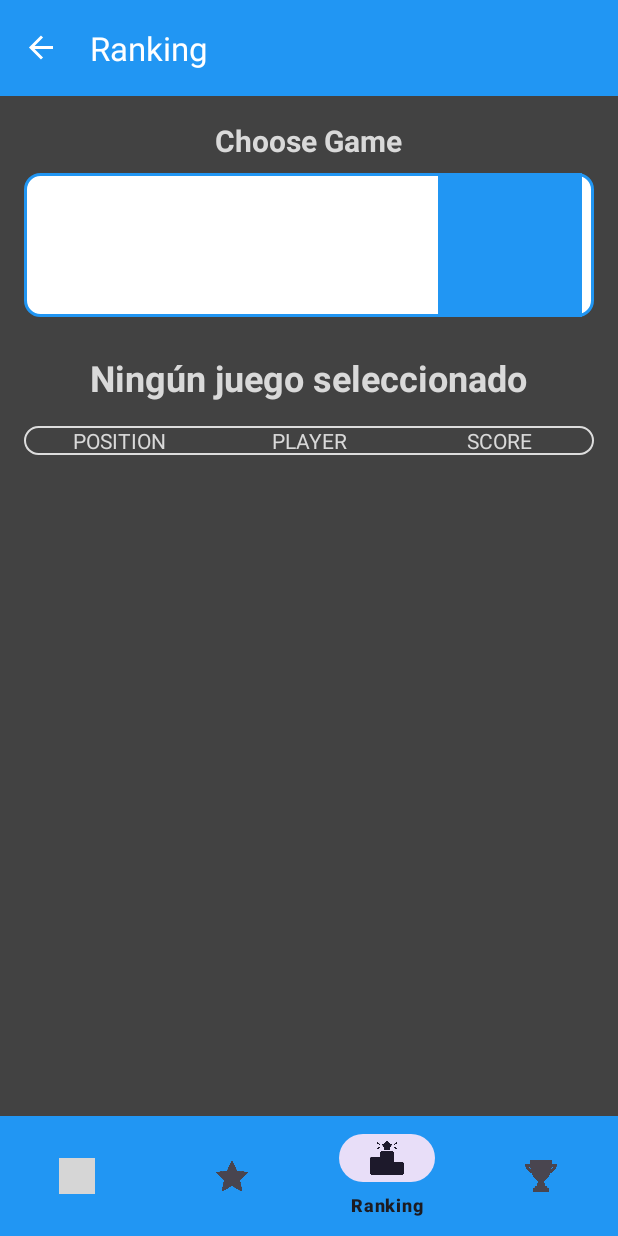
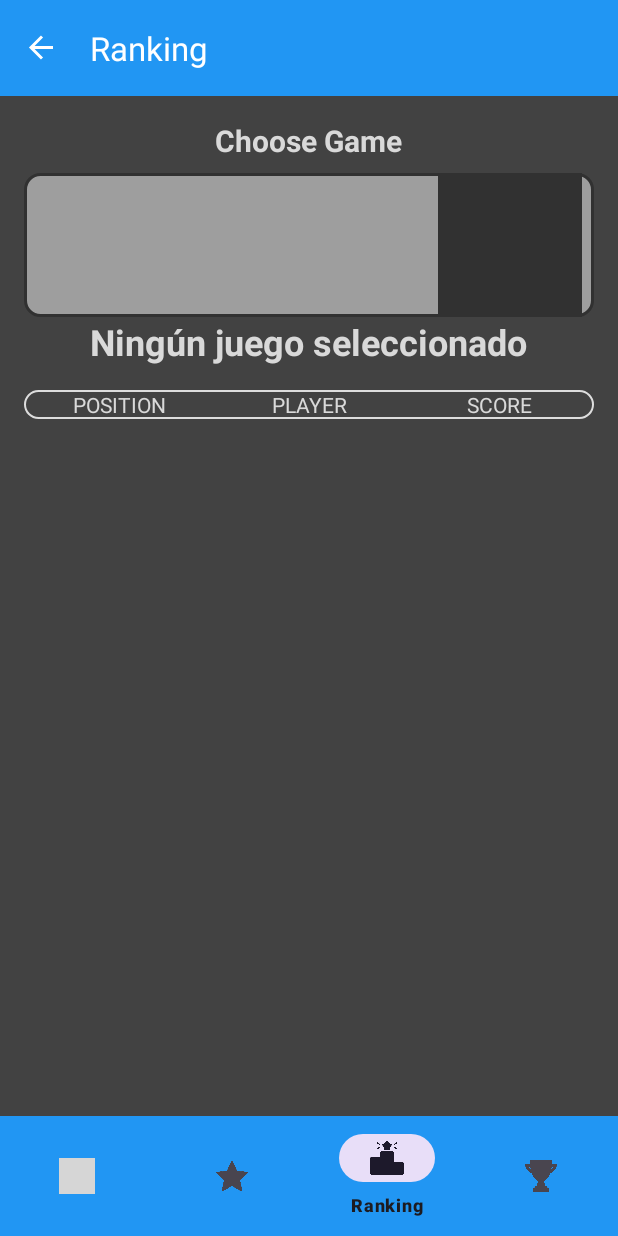
Before and after one commit to adolfoig/RetroPlay, an Android app: the RankingFragment screen opened through its navigation route, on a phone screen of 412 x 824 dp. Run offline under Robolectric (Android 15) with nearby library versions, the phone set to English and light mode, and no system bars; our stand-ins replace Firebase (no records; nobody signed in at launch, a user with empty details on screens opened directly), navigation-ui; pictures from the network do not load; grey boxes are pictures that could not be loaded.

Commit message:
configurado color de spinner

```diff
--- a/app/src/main/java/com/example/retroplay/RankingFragment.java
+++ b/app/src/main/java/com/example/retroplay/RankingFragment.java
@@ -1,6 +1,7 @@
 package com.example.retroplay;
 
 import android.content.Context;
+import android.graphics.Color;
 import android.graphics.Typeface;
 import android.graphics.drawable.Drawable;
 import android.os.Bundle;
@@ -93,15 +94,14 @@ public class RankingFragment extends Fragment {
     }
 
     private void configurarSpinner() {
-
         Context context = getContext();
-        if (context == null){
+        if (context == null) {
             return;
         }
 
         ArrayAdapter<Juego> adapter = new ArrayAdapter<Juego>(
                 context,
-                R.layout.spinner_item_selected,
+                R.layout.spinner_item_selected,  // Layout para el item seleccionado
                 listaJuegos) {
 
             @Override
@@ -109,25 +109,41 @@ public class RankingFragment extends Fragment {
                 View view = super.getView(position, convertView, parent);
                 TextView textView = view.findViewById(android.R.id.text1);
                 textView.setText(listaJuegos.get(position).getNombre());
+                textView.setTextColor(ContextCompat.getColor(getContext(), R.color.borde_gris));
                 return view;
             }
 
             @Override
             public View getDropDownView(int position, View convertView, ViewGroup parent) {
                 View view = super.getDropDownView(position, convertView, parent);
+                if (view == null) {
+                    view = LayoutInflater.from(getContext()).inflate(
+                            R.layout.spinner_dropbox_item, parent, false);
+                }
                 TextView textView = view.findViewById(android.R.id.text1);
                 textView.setText(listaJuegos.get(position).getNombre());
-                textView.setBackgroundColor(ContextCompat.getColor(getContext(), R.color.white));
+                textView.setTextColor(ContextCompat.getColor(getContext(), R.color.borde_gris));
+                // Fondo transparente para que se vea el gris_claro3 del popupBackground
+                textView.setBackgroundColor(Color.TRANSPARENT);
                 return view;
             }
         };
 
-        adapter.setDropDownViewResource(android.R.layout.simple_spinner_dropdown_item);
+        // Usa tu layout personalizado para los items del dropdown
+        adapter.setDropDownViewResource(R.layout.spinner_dropbox_item);
+
         binding.spinnerJuegos.setAdapter(adapter);
 
         binding.spinnerJuegos.setOnItemSelectedListener(new AdapterView.OnItemSelectedListener() {
             @Override
             public void onItemSelected(AdapterView<?> parent, View view, int position, long id) {
+                if (view != null) {
+                    TextView textView = view.findViewById(android.R.id.text1);
+                    if (textView != null) {
+                        textView.setTextColor(ContextCompat.getColor(getContext(), R.color.borde_gris));
+                    }
+                }
+
                 if (position == 0) {
                     binding.tvTituloJuego.setText("Ningún juego seleccionado");
                     limpiarTablaPuntuaciones();
--- a/app/src/main/res/drawable/spinner_background.xml
+++ b/app/src/main/res/drawable/spinner_background.xml
@@ -1,17 +1,34 @@
 <selector xmlns:android="http://schemas.android.com/apk/res/android">
+    <!-- Estado presionado (dropdown abierto) -->
+    <item android:state_pressed="true">
+        <layer-list>
+            <item>
+                <shape android:shape="rectangle">
+                    <corners android:radius="10dp"/>
+                    <solid android:color="@color/borde_gris"/> <!-- Color más oscuro cuando está presionado -->
+                    <stroke android:width="2dp" android:color="@color/gris_medio_oscuro"/>
+                </shape>
+            </item>
+            <item android:gravity="end|center_vertical" android:right="8dp">
+                <bitmap android:src="@drawable/ic_arrow_drop_down"
+                    android:tint="@color/borde_gris"/>
+            </item>
+        </layer-list>
+    </item>
+
+    <!-- Estado normal -->
     <item>
         <layer-list>
             <item>
                 <shape android:shape="rectangle">
                     <corners android:radius="10dp"/>
-                    <solid android:color="@color/white"/>
-                    <stroke android:width="2dp" android:color="@color/azul"/>
+                    <solid android:color="@color/gris_claro3"/>
+                    <stroke android:width="2dp" android:color="@color/borde_gris"/>
                 </shape>
             </item>
-            <!-- Flecha dropdown -->
             <item android:gravity="end|center_vertical" android:right="8dp">
                 <bitmap android:src="@drawable/ic_arrow_drop_down"
-                    android:tint="@color/azul"/>
+                    android:tint="@color/borde_gris"/>
             </item>
         </layer-list>
     </item>
--- /dev/null
+++ b/app/src/main/res/drawable/spinner_dropdown_background.xml
@@ -0,0 +1,6 @@
+<shape xmlns:android="http://schemas.android.com/apk/res/android"
+    android:shape="rectangle">
+    <solid android:color="@color/gris_claro3"/> <!-- Cambiado a gris_claro3 -->
+    <corners android:radius="8dp"/>
+    <stroke android:width="1dp" android:color="@color/borde_gris"/>
+</shape>
--- /dev/null
+++ b/app/src/main/res/drawable/spinner_dropdown_selector.xml
@@ -0,0 +1,7 @@
+<selector xmlns:android="http://schemas.android.com/apk/res/android">
+    <item android:state_selected="true"
+        android:drawable="@color/gris4"/> <!-- Color más oscuro para selección -->
+    <item android:state_pressed="true"
+        android:drawable="@color/gris4"/>
+    <item android:drawable="@android:color/transparent"/>
+</selector>
--- a/app/src/main/res/layout/fragment_ranking.xml
+++ b/app/src/main/res/layout/fragment_ranking.xml
@@ -27,10 +27,7 @@
         android:layout_width="match_parent"
         android:layout_height="wrap_content"
         style="@style/CustomSpinner"
-        android:spinnerMode="dropdown"
-        android:dropDownWidth="match_parent"
-        android:dropDownVerticalOffset="4dp"
-        android:layout_marginBottom="24dp"/>
+        android:spinnerMode="dropdown"/>>
 
     <!-- Título del juego seleccionado -->
     <TextView
--- a/app/src/main/res/layout/spinner_dropbox_item.xml
+++ b/app/src/main/res/layout/spinner_dropbox_item.xml
@@ -4,7 +4,7 @@
     android:layout_width="match_parent"
     android:layout_height="wrap_content"
     android:textSize="16sp"
-    android:textColor="@color/azul"
+    android:textColor="@color/borde_gris"
     android:padding="16dp"
-    android:background="@color/white"
+    android:background="@android:color/transparent"
     android:ellipsize="marquee"/>
--- a/app/src/main/res/layout/spinner_item_selected.xml
+++ b/app/src/main/res/layout/spinner_item_selected.xml
@@ -4,7 +4,8 @@
     android:layout_width="match_parent"
     android:layout_height="wrap_content"
     android:textSize="16sp"
-    android:textColor="@color/azul"
+    android:textColor="@color/borde_gris"
+    android:textStyle="bold"
     android:padding="2dp"
     android:singleLine="true"
     android:gravity="center_vertical|start"/>
--- a/app/src/main/res/values/colors.xml
+++ b/app/src/main/res/values/colors.xml
@@ -20,4 +20,5 @@
     <color name="textoLoginRegister">#434343</color>
     <color name="borde_gris">#313131</color>
     <color name="ranking">#A8F26D</color>
+    <color name="gris4">#474747</color>
 </resources>
--- a/app/src/main/res/values/styles.xml
+++ b/app/src/main/res/values/styles.xml
@@ -8,24 +8,20 @@
     </style>
 
     <style name="CustomSpinner" parent="Widget.MaterialComponents.TextInputLayout.OutlinedBox.ExposedDropdownMenu">
-    <item name="android:background">@drawable/spinner_background</item>
-    <item name="android:textColor">@color/azul</item>
-    <item name="android:padding">12dp</item>
-    <item name="android:textSize">16sp</item>
-    <!-- Flecha dropdown -->
-    <item name="materialThemeOverlay">@style/SpinnerThemeOverlay</item>
-</style>
+        <!-- Estilo base -->
+        <item name="android:background">@drawable/spinner_background</item>
+        <item name="android:textColor">@color/borde_gris</item>
+        <item name="android:textSize">16sp</item>
+        <item name="android:padding">12dp</item>
 
-    <style name="SpinnerThemeOverlay" parent="">
-        <item name="popupMenuStyle">@style/PopupMenuStyle</item>
-    </style>
+        <!-- Configuración del dropdown -->
+        <item name="android:popupBackground">@drawable/spinner_dropdown_background</item>
+        <item name="android:dropDownSelector">@drawable/spinner_dropdown_selector</item>
+        <item name="android:dropDownVerticalOffset">4dp</item>
+        <item name="android:dropDownWidth">match_parent</item>
 
-    <style name="PopupMenuStyle" parent="Widget.MaterialComponents.PopupMenu">
-        <item name="android:popupBackground">@color/white</item>
-    </style>
-
-    <style name="TextAppearance.Spinner" parent="TextAppearance.MaterialComponents.Body1">
-        <item name="android:textColor">@color/azul</item>
+        <!-- Elimina esta línea ya que puede causar conflicto -->
+        <!-- <item name="materialThemeOverlay">@style/SpinnerThemeOverlay</item> -->
     </style>
 
 
@@ -39,7 +35,7 @@
 
     <style name="TableHeaderStyle">
         <item name="android:textSize">14sp</item>
-        <item name="android:textColor">@color/gris_claro2</item>
+        <item name="android:textColor">@color/borde_gris</item>
         <item name="android:textStyle">bold</item>
         <item name="android:padding">8dp</item>
         <item name="android:background">@color/gris</item>
```
